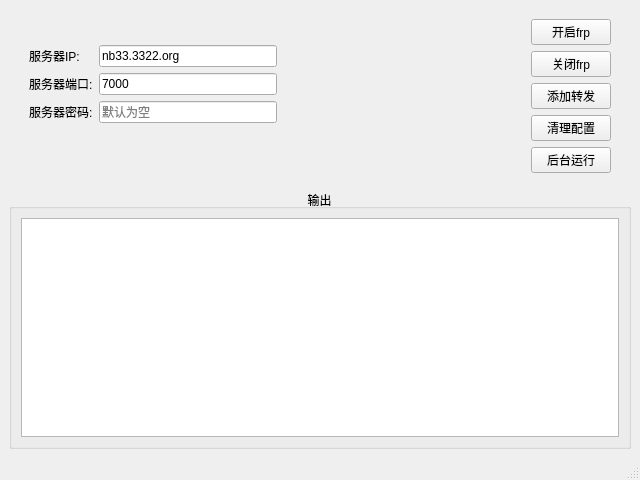
First picture: the form in ui/main.ui, repository GavinTan/wfrpc, before the edit.
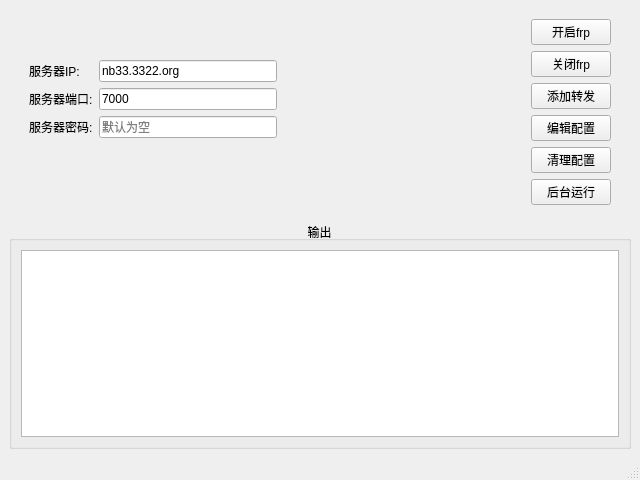
Second picture: the form after the edit.

Commit message: 添加编辑按钮

Diff of the .ui file:
```diff
--- a/ui/main.ui
+++ b/ui/main.ui
@@ -130,7 +130,7 @@
           <property name="sizeHint" stdset="0">
            <size>
             <width>30</width>
-            <height>30</height>
+            <height>45</height>
            </size>
           </property>
          </spacer>
@@ -165,7 +165,7 @@
           </property>
           <property name="sizeHint" stdset="0">
            <size>
-            <width>20</width>
+            <width>30</width>
             <height>10</height>
            </size>
           </property>
@@ -192,6 +192,13 @@
           </property>
          </widget>
         </item>
+        <item>
+         <widget class="QPushButton" name="btn_edit_config">
+          <property name="text">
+           <string>编辑配置</string>
+          </property>
+         </widget>
+        </item>
         <item>
          <widget class="QPushButton" name="btn_clear_config">
           <property name="text">
```
The commit also changes 1 other file.
